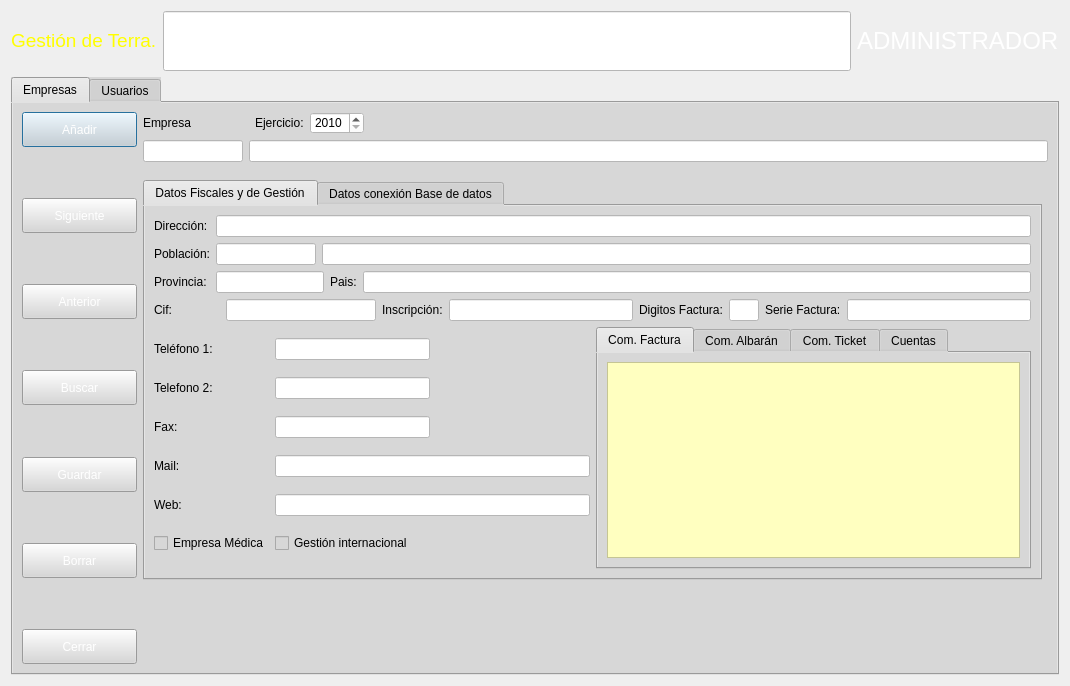
arcnexus/RedFoX, file Zona_Administrador/frmempresas.ui: the form before one commit.
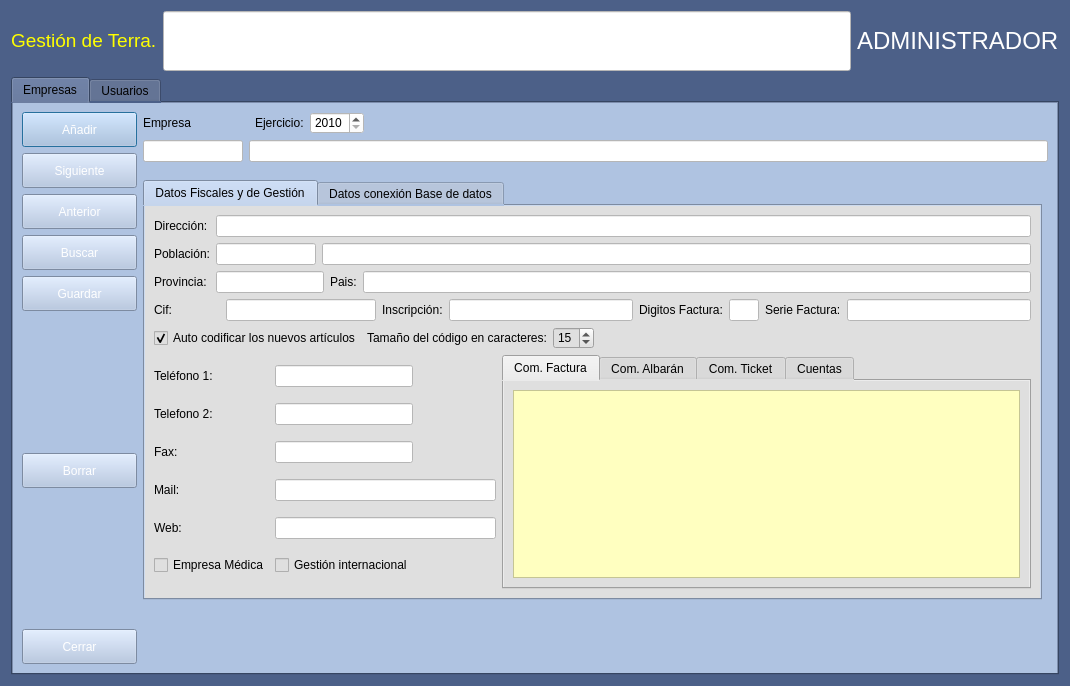
The form after the commit. Icons and pictures are not drawn.

The edit to the form file:
```diff
--- a/Zona_Administrador/frmempresas.ui
+++ b/Zona_Administrador/frmempresas.ui
@@ -13,6 +13,13 @@
   <property name="windowTitle">
    <string>Gestión de empresas</string>
   </property>
+  <property name="windowIcon">
+   <iconset resource="../terra.qrc">
+    <normaloff>:/Icons/PNG/terra.png</normaloff>:/Icons/PNG/terra.png</iconset>
+  </property>
+  <property name="styleSheet">
+   <string notr="true">background-color:#4c6088</string>
+  </property>
   <layout class="QGridLayout" name="gridLayout_2">
    <item row="0" column="0">
     <widget class="QLabel" name="label">
@@ -56,12 +63,15 @@
       <bool>false</bool>
      </property>
      <property name="styleSheet">
-      <string notr="true">background-color: rgb(215, 215, 215);</string>
+      <string notr="true"/>
      </property>
      <property name="currentIndex">
       <number>0</number>
      </property>
      <widget class="QWidget" name="Empresas">
+      <property name="styleSheet">
+       <string notr="true">background-color: rgb(175,195,225);</string>
+      </property>
       <attribute name="title">
        <string>Empresas</string>
       </attribute>
@@ -152,6 +162,19 @@
          </property>
         </spacer>
        </item>
+       <item row="4" column="1">
+        <spacer name="verticalSpacer">
+         <property name="orientation">
+          <enum>Qt::Vertical</enum>
+         </property>
+         <property name="sizeHint" stdset="0">
+          <size>
+           <width>20</width>
+           <height>40</height>
+          </size>
+         </property>
+        </spacer>
+       </item>
        <item row="0" column="0" rowspan="6">
         <layout class="QGridLayout" name="gridLayout">
          <item row="0" column="0">
@@ -193,7 +216,7 @@
            </property>
           </widget>
          </item>
-         <item row="2" column="0">
+         <item row="1" column="0">
           <widget class="QPushButton" name="botSiguiente">
            <property name="sizePolicy">
             <sizepolicy hsizetype="Expanding" vsizetype="Fixed">
@@ -232,7 +255,7 @@
            </property>
           </widget>
          </item>
-         <item row="4" column="0">
+         <item row="2" column="0">
           <widget class="QPushButton" name="botAnterior">
            <property name="sizePolicy">
             <sizepolicy hsizetype="Expanding" vsizetype="Fixed">
@@ -271,7 +294,7 @@
            </property>
           </widget>
          </item>
-         <item row="6" column="0">
+         <item row="3" column="0">
           <widget class="QPushButton" name="botBuscar">
            <property name="sizePolicy">
             <sizepolicy hsizetype="Expanding" vsizetype="Fixed">
@@ -310,7 +333,7 @@
            </property>
           </widget>
          </item>
-         <item row="10" column="0">
+         <item row="6" column="0">
           <widget class="QPushButton" name="botBorrar">
            <property name="sizePolicy">
             <sizepolicy hsizetype="Expanding" vsizetype="Fixed">
@@ -349,7 +372,7 @@
            </property>
           </widget>
          </item>
-         <item row="8" column="0">
+         <item row="4" column="0">
           <widget class="QPushButton" name="botGuardar">
            <property name="sizePolicy">
             <sizepolicy hsizetype="Expanding" vsizetype="Fixed">
@@ -388,7 +411,7 @@
            </property>
           </widget>
          </item>
-         <item row="12" column="0">
+         <item row="8" column="0">
           <widget class="QPushButton" name="botCerrar">
            <property name="sizePolicy">
             <sizepolicy hsizetype="Expanding" vsizetype="Fixed">
@@ -421,20 +444,7 @@
            </property>
           </widget>
          </item>
-         <item row="1" column="0">
-          <spacer name="verticalSpacer_8">
-           <property name="orientation">
-            <enum>Qt::Vertical</enum>
-           </property>
-           <property name="sizeHint" stdset="0">
-            <size>
-             <width>20</width>
-             <height>40</height>
-            </size>
-           </property>
-          </spacer>
-         </item>
-         <item row="9" column="0">
+         <item row="5" column="0">
           <spacer name="verticalSpacer_12">
            <property name="orientation">
             <enum>Qt::Vertical</enum>
@@ -448,45 +458,6 @@
           </spacer>
          </item>
          <item row="7" column="0">
-          <spacer name="verticalSpacer_11">
-           <property name="orientation">
-            <enum>Qt::Vertical</enum>
-           </property>
-           <property name="sizeHint" stdset="0">
-            <size>
-             <width>20</width>
-             <height>40</height>
-            </size>
-           </property>
-          </spacer>
-         </item>
-         <item row="5" column="0">
-          <spacer name="verticalSpacer_10">
-           <property name="orientation">
-            <enum>Qt::Vertical</enum>
-           </property>
-           <property name="sizeHint" stdset="0">
-            <size>
-             <width>20</width>
-             <height>40</height>
-            </size>
-           </property>
-          </spacer>
-         </item>
-         <item row="3" column="0">
-          <spacer name="verticalSpacer_9">
-           <property name="orientation">
-            <enum>Qt::Vertical</enum>
-           </property>
-           <property name="sizeHint" stdset="0">
-            <size>
-             <width>20</width>
-             <height>40</height>
-            </size>
-           </property>
-          </spacer>
-         </item>
-         <item row="11" column="0">
           <spacer name="verticalSpacer_13">
            <property name="orientation">
             <enum>Qt::Vertical</enum>
@@ -501,30 +472,227 @@
          </item>
         </layout>
        </item>
-       <item row="4" column="1">
-        <spacer name="verticalSpacer">
-         <property name="orientation">
-          <enum>Qt::Vertical</enum>
-         </property>
-         <property name="sizeHint" stdset="0">
-          <size>
-           <width>20</width>
-           <height>40</height>
-          </size>
-         </property>
-        </spacer>
-       </item>
        <item row="3" column="1">
         <widget class="QTabWidget" name="tabWidget">
          <property name="currentIndex">
           <number>0</number>
          </property>
          <widget class="QWidget" name="tabWidgetPage1">
+          <property name="styleSheet">
+           <string notr="true">background-color: rgb(223, 223, 223);</string>
+          </property>
           <attribute name="title">
            <string>Datos Fiscales y de Gestión</string>
           </attribute>
           <layout class="QGridLayout" name="gridLayout_12">
-           <item row="2" column="1">
+           <item row="0" column="0" colspan="5">
+            <layout class="QGridLayout" name="gridLayout_8">
+             <item row="1" column="2" colspan="3">
+              <widget class="QLineEdit" name="txtcPoblacion">
+               <property name="styleSheet">
+                <string notr="true">background-color: rgb(255, 255, 255);</string>
+               </property>
+              </widget>
+             </item>
+             <item row="2" column="3">
+              <widget class="QLabel" name="label_16">
+               <property name="text">
+                <string>Pais:</string>
+               </property>
+              </widget>
+             </item>
+             <item row="0" column="1" colspan="4">
+              <widget class="QLineEdit" name="txtcDireccion">
+               <property name="styleSheet">
+                <string notr="true">background-color: rgb(255, 255, 255);</string>
+               </property>
+              </widget>
+             </item>
+             <item row="1" column="1">
+              <widget class="QLineEdit" name="txtcCP">
+               <property name="maximumSize">
+                <size>
+                 <width>100</width>
+                 <height>16777215</height>
+                </size>
+               </property>
+               <property name="styleSheet">
+                <string notr="true">background-color: rgb(255, 255, 255);</string>
+               </property>
+              </widget>
+             </item>
+             <item row="0" column="0">
+              <widget class="QLabel" name="label_13">
+               <property name="text">
+                <string>Dirección:</string>
+               </property>
+              </widget>
+             </item>
+             <item row="2" column="4">
+              <widget class="QLineEdit" name="txtcPais">
+               <property name="styleSheet">
+                <string notr="true">background-color: rgb(255, 255, 255);</string>
+               </property>
+              </widget>
+             </item>
+             <item row="2" column="0">
+              <widget class="QLabel" name="label_15">
+               <property name="text">
+                <string>Provincia:</string>
+               </property>
+              </widget>
+             </item>
+             <item row="1" column="0">
+              <widget class="QLabel" name="label_14">
+               <property name="text">
+                <string>Población:</string>
+               </property>
+              </widget>
+             </item>
+             <item row="2" column="1" colspan="2">
+              <widget class="QLineEdit" name="txtcProvincia">
+               <property name="styleSheet">
+                <string notr="true">background-color: rgb(255, 255, 255);</string>
+               </property>
+              </widget>
+             </item>
+            </layout>
+           </item>
+           <item row="3" column="0" colspan="2">
+            <layout class="QGridLayout" name="gridLayout_7">
+             <item row="0" column="1">
+              <widget class="QLineEdit" name="txtcTelefono1">
+               <property name="minimumSize">
+                <size>
+                 <width>110</width>
+                 <height>0</height>
+                </size>
+               </property>
+               <property name="styleSheet">
+                <string notr="true">background-color: rgb(255, 255, 255);</string>
+               </property>
+              </widget>
+             </item>
+             <item row="3" column="0">
+              <widget class="QLabel" name="label_20">
+               <property name="text">
+                <string>Mail:</string>
+               </property>
+              </widget>
+             </item>
+             <item row="1" column="1">
+              <widget class="QLineEdit" name="txtcTelefono2">
+               <property name="minimumSize">
+                <size>
+                 <width>110</width>
+                 <height>0</height>
+                </size>
+               </property>
+               <property name="styleSheet">
+                <string notr="true">background-color: rgb(255, 255, 255);</string>
+               </property>
+              </widget>
+             </item>
+             <item row="1" column="0">
+              <widget class="QLabel" name="label_18">
+               <property name="text">
+                <string>Telefono 2:</string>
+               </property>
+              </widget>
+             </item>
+             <item row="0" column="0">
+              <widget class="QLabel" name="label_17">
+               <property name="text">
+                <string>Teléfono 1:</string>
+               </property>
+              </widget>
+             </item>
+             <item row="4" column="0">
+              <widget class="QLabel" name="label_21">
+               <property name="text">
+                <string>Web:</string>
+               </property>
+              </widget>
+             </item>
+             <item row="2" column="1">
+              <widget class="QLineEdit" name="txtcFax">
+               <property name="minimumSize">
+                <size>
+                 <width>110</width>
+                 <height>0</height>
+                </size>
+               </property>
+               <property name="styleSheet">
+                <string notr="true">background-color: rgb(255, 255, 255);</string>
+               </property>
+              </widget>
+             </item>
+             <item row="0" column="2">
+              <spacer name="horizontalSpacer_3">
+               <property name="orientation">
+                <enum>Qt::Horizontal</enum>
+               </property>
+               <property name="sizeHint" stdset="0">
+                <size>
+                 <width>40</width>
+                 <height>20</height>
+                </size>
+               </property>
+              </spacer>
+             </item>
+             <item row="2" column="0">
+              <widget class="QLabel" name="label_19">
+               <property name="text">
+                <string>Fax:</string>
+               </property>
+              </widget>
+             </item>
+             <item row="3" column="1" colspan="2">
+              <widget class="QLineEdit" name="txtcMail">
+               <property name="minimumSize">
+                <size>
+                 <width>221</width>
+                 <height>0</height>
+                </size>
+               </property>
+               <property name="styleSheet">
+                <string notr="true">background-color: rgb(255, 255, 255);</string>
+               </property>
+              </widget>
+             </item>
+             <item row="4" column="1" colspan="2">
+              <widget class="QLineEdit" name="txtcWeb">
+               <property name="minimumSize">
+                <size>
+                 <width>221</width>
+                 <height>0</height>
+                </size>
+               </property>
+               <property name="styleSheet">
+                <string notr="true">background-color: rgb(255, 255, 255);</string>
+               </property>
+               <property name="text">
+                <string/>
+               </property>
+              </widget>
+             </item>
+             <item row="5" column="0">
+              <widget class="QCheckBox" name="dboEmpresaMedica">
+               <property name="text">
+                <string>Empresa Médica</string>
+               </property>
+              </widget>
+             </item>
+             <item row="5" column="1">
+              <widget class="QCheckBox" name="cboGestionInternacional">
+               <property name="text">
+                <string>Gestión internacional</string>
+               </property>
+              </widget>
+             </item>
+            </layout>
+           </item>
+           <item row="3" column="2" colspan="3">
             <widget class="QTabWidget" name="tabWidget">
              <property name="currentIndex">
               <number>0</number>
@@ -637,140 +805,16 @@
             </widget>
            </item>
            <item row="2" column="0">
-            <layout class="QGridLayout" name="gridLayout_7">
-             <item row="0" column="1">
-              <widget class="QLineEdit" name="txtcTelefono1">
-               <property name="minimumSize">
-                <size>
-                 <width>110</width>
-                 <height>0</height>
-                </size>
-               </property>
-               <property name="styleSheet">
-                <string notr="true">background-color: rgb(255, 255, 255);</string>
-               </property>
-              </widget>
-             </item>
-             <item row="3" column="0">
-              <widget class="QLabel" name="label_20">
-               <property name="text">
-                <string>Mail:</string>
-               </property>
-              </widget>
-             </item>
-             <item row="1" column="1">
-              <widget class="QLineEdit" name="txtcTelefono2">
-               <property name="minimumSize">
-                <size>
-                 <width>110</width>
-                 <height>0</height>
-                </size>
-               </property>
-               <property name="styleSheet">
-                <string notr="true">background-color: rgb(255, 255, 255);</string>
-               </property>
-              </widget>
-             </item>
-             <item row="1" column="0">
-              <widget class="QLabel" name="label_18">
-               <property name="text">
-                <string>Telefono 2:</string>
-               </property>
-              </widget>
-             </item>
-             <item row="0" column="0">
-              <widget class="QLabel" name="label_17">
-               <property name="text">
-                <string>Teléfono 1:</string>
-               </property>
-              </widget>
-             </item>
-             <item row="4" column="0">
-              <widget class="QLabel" name="label_21">
-               <property name="text">
-                <string>Web:</string>
-               </property>
-              </widget>
-             </item>
-             <item row="2" column="1">
-              <widget class="QLineEdit" name="txtcFax">
-               <property name="minimumSize">
-                <size>
-                 <width>110</width>
-                 <height>0</height>
-                </size>
-               </property>
-               <property name="styleSheet">
-                <string notr="true">background-color: rgb(255, 255, 255);</string>
-               </property>
-              </widget>
-             </item>
-             <item row="0" column="2">
-              <spacer name="horizontalSpacer_3">
-               <property name="orientation">
-                <enum>Qt::Horizontal</enum>
-               </property>
-               <property name="sizeHint" stdset="0">
-                <size>
-                 <width>40</width>
-                 <height>20</height>
-                </size>
-               </property>
-              </spacer>
-             </item>
-             <item row="2" column="0">
-              <widget class="QLabel" name="label_19">
-               <property name="text">
-                <string>Fax:</string>
-               </property>
-              </widget>
-             </item>
-             <item row="3" column="1" colspan="2">
-              <widget class="QLineEdit" name="txtcMail">
-               <property name="minimumSize">
-                <size>
-                 <width>221</width>
-                 <height>0</height>
-                </size>
-               </property>
-               <property name="styleSheet">
-                <string notr="true">background-color: rgb(255, 255, 255);</string>
-               </property>
-              </widget>
-             </item>
-             <item row="4" column="1" colspan="2">
-              <widget class="QLineEdit" name="txtcWeb">
-               <property name="minimumSize">
-                <size>
-                 <width>221</width>
-                 <height>0</height>
-                </size>
-               </property>
-               <property name="styleSheet">
-                <string notr="true">background-color: rgb(255, 255, 255);</string>
-               </property>
-               <property name="text">
-                <string/>
-               </property>
-              </widget>
-             </item>
-             <item row="5" column="0">
-              <widget class="QCheckBox" name="dboEmpresaMedica">
-               <property name="text">
-                <string>Empresa Médica</string>
-               </property>
-              </widget>
-             </item>
-             <item row="5" column="1">
-              <widget class="QCheckBox" name="cboGestionInternacional">
-               <property name="text">
-                <string>Gestión internacional</string>
-               </property>
-              </widget>
-             </item>
-            </layout>
+            <widget class="QCheckBox" name="chkAutocodificiar">
+             <property name="text">
+              <string>Auto codificar los nuevos artículos</string>
+             </property>
+             <property name="checked">
+              <bool>true</bool>
+             </property>
+            </widget>
            </item>
-           <item row="1" column="0" colspan="2">
+           <item row="1" column="0" colspan="5">
             <layout class="QHBoxLayout" name="horizontalLayout">
              <item>
               <widget class="QLabel" name="label_22">
@@ -848,82 +892,39 @@
              </item>
             </layout>
            </item>
-           <item row="0" column="0" colspan="2">
-            <layout class="QGridLayout" name="gridLayout_8">
-             <item row="1" column="2" colspan="3">
-              <widget class="QLineEdit" name="txtcPoblacion">
-               <property name="styleSheet">
-                <string notr="true">background-color: rgb(255, 255, 255);</string>
-               </property>
-              </widget>
-             </item>
-             <item row="2" column="3">
-              <widget class="QLabel" name="label_16">
-               <property name="text">
-                <string>Pais:</string>
-               </property>
-              </widget>
-             </item>
-             <item row="0" column="1" colspan="4">
-              <widget class="QLineEdit" name="txtcDireccion">
-               <property name="styleSheet">
-                <string notr="true">background-color: rgb(255, 255, 255);</string>
-               </property>
-              </widget>
-             </item>
-             <item row="1" column="1">
-              <widget class="QLineEdit" name="txtcCP">
-               <property name="maximumSize">
-                <size>
-                 <width>100</width>
-                 <height>16777215</height>
-                </size>
-               </property>
-               <property name="styleSheet">
-                <string notr="true">background-color: rgb(255, 255, 255);</string>
-               </property>
-              </widget>
-             </item>
-             <item row="0" column="0">
-              <widget class="QLabel" name="label_13">
-               <property name="text">
-                <string>Dirección:</string>
-               </property>
-              </widget>
-             </item>
-             <item row="2" column="4">
-              <widget class="QLineEdit" name="txtcPais">
-               <property name="styleSheet">
-                <string notr="true">background-color: rgb(255, 255, 255);</string>
-               </property>
-              </widget>
-             </item>
-             <item row="2" column="0">
-              <widget class="QLabel" name="label_15">
-               <property name="text">
-                <string>Provincia:</string>
-               </property>
-              </widget>
-             </item>
-             <item row="1" column="0">
-              <widget class="QLabel" name="label_14">
-               <property name="text">
-                <string>Población:</string>
-               </property>
-              </widget>
-             </item>
-             <item row="2" column="1" colspan="2">
-              <widget class="QLineEdit" name="txtcProvincia">
-               <property name="styleSheet">
-                <string notr="true">background-color: rgb(255, 255, 255);</string>
-               </property>
-              </widget>
-             </item>
-            </layout>
+           <item row="2" column="3">
+            <widget class="QSpinBox" name="txtTamanocodigoart">
+             <property name="value">
+              <number>15</number>
+             </property>
+            </widget>
+           </item>
+           <item row="2" column="4">
+            <spacer name="horizontalSpacer_7">
+             <property name="orientation">
+              <enum>Qt::Horizontal</enum>
+             </property>
+             <property name="sizeHint" stdset="0">
+              <size>
+               <width>346</width>
+               <height>20</height>
+              </size>
+             </property>
+            </spacer>
+           </item>
+           <item row="2" column="1" colspan="2">
+            <widget class="QLabel" name="label_41">
+             <property name="text">
+              <string>Tamaño del código en caracteres:</string>
+             </property>
+            </widget>
            </item>
           </layout>
          </widget>
          <widget class="QWidget" name="tabWidgetPage2">
+          <property name="styleSheet">
+           <string notr="true">background-color: rgb(229, 229, 229);</string>
+          </property>
           <attribute name="title">
            <string>Datos conexión Base de datos</string>
           </attribute>
@@ -947,6 +948,9 @@
              <property name="enabled">
               <bool>false</bool>
              </property>
+             <property name="styleSheet">
+              <string notr="true">background-color: rgb(175,195,225);</string>
+             </property>
              <property name="frameShape">
               <enum>QFrame::StyledPanel</enum>
              </property>
@@ -1164,6 +1168,9 @@
                <height>100</height>
               </size>
              </property>
+             <property name="styleSheet">
+              <string notr="true">background-color: rgb(175,195,225);</string>
+             </property>
              <property name="frameShape">
               <enum>QFrame::StyledPanel</enum>
              </property>
@@ -1241,10 +1248,16 @@
       </layout>
      </widget>
      <widget class="QWidget" name="tab_5">
+      <property name="styleSheet">
+       <string notr="true">background-color: rgb(175,195,225);</string>
+      </property>
       <attribute name="title">
        <string>Usuarios</string>
       </attribute>
       <layout class="QFormLayout" name="formLayout_2">
+       <property name="fieldGrowthPolicy">
+        <enum>QFormLayout::AllNonFixedFieldsGrow</enum>
+       </property>
        <item row="0" column="0">
         <layout class="QVBoxLayout" name="verticalLayout">
          <item>
@@ -1282,19 +1295,6 @@
            </property>
           </widget>
          </item>
-         <item>
-          <spacer name="verticalSpacer_5">
-           <property name="orientation">
-            <enum>Qt::Vertical</enum>
-           </property>
-           <property name="sizeHint" stdset="0">
-            <size>
-             <width>20</width>
-             <height>40</height>
-            </size>
-           </property>
-          </spacer>
-         </item>
          <item>
           <widget class="QPushButton" name="botSiguiente_user">
            <property name="sizePolicy">
@@ -1330,19 +1330,6 @@
            </property>
           </widget>
          </item>
-         <item>
-          <spacer name="verticalSpacer_4">
-           <property name="orientation">
-            <enum>Qt::Vertical</enum>
-           </property>
-           <property name="sizeHint" stdset="0">
-            <size>
-             <width>20</width>
-             <height>40</height>
-            </size>
-           </property>
-          </spacer>
-         </item>
          <item>
           <widget class="QPushButton" name="botAnterior_user">
            <property name="sizePolicy">
@@ -1378,19 +1365,6 @@
            </property>
           </widget>
          </item>
-         <item>
-          <spacer name="verticalSpacer_3">
-           <property name="orientation">
-            <enum>Qt::Vertical</enum>
-           </property>
-           <property name="sizeHint" stdset="0">
-            <size>
-             <width>20</width>
-             <height>40</height>
-            </size>
-           </property>
-          </spacer>
-         </item>
          <item>
           <widget class="QPushButton" name="botBuscar_user">
            <property name="sizePolicy">
@@ -1426,19 +1400,6 @@
            </property>
           </widget>
          </item>
-         <item>
-          <spacer name="verticalSpacer_2">
-           <property name="orientation">
-            <enum>Qt::Vertical</enum>
-           </property>
-           <property name="sizeHint" stdset="0">
-            <size>
-             <width>20</width>
-             <height>40</height>
-            </size>
-           </property>
-          </spacer>
-         </item>
          <item>
           <widget class="QPushButton" name="botGuardar_user">
            <property name="sizePolicy">
@@ -1474,19 +1435,6 @@
            </property>
           </widget>
          </item>
-         <item>
-          <spacer name="verticalSpacer_6">
-           <property name="orientation">
-            <enum>Qt::Vertical</enum>
-           </property>
-           <property name="sizeHint" stdset="0">
-            <size>
-             <width>20</width>
-             <height>40</height>
-            </size>
-           </property>
-          </spacer>
-         </item>
          <item>
           <widget class="QPushButton" name="botBorrar_user">
            <property name="sizePolicy">
```
